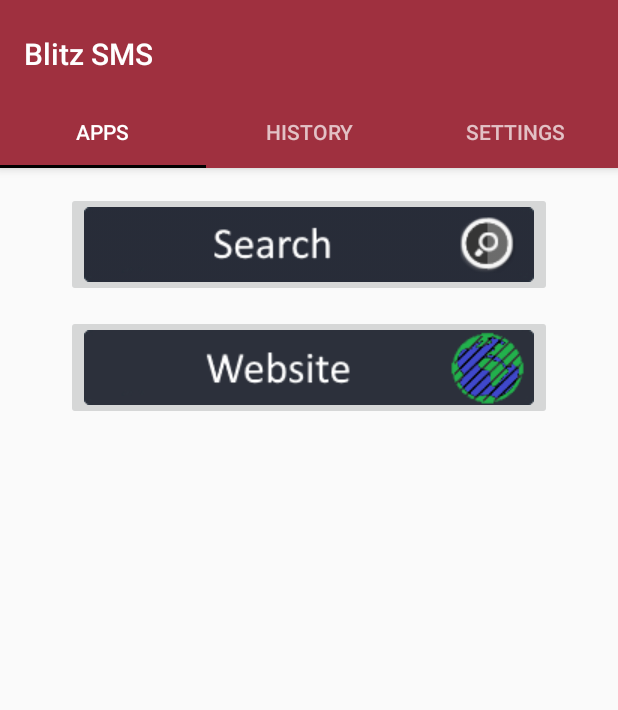
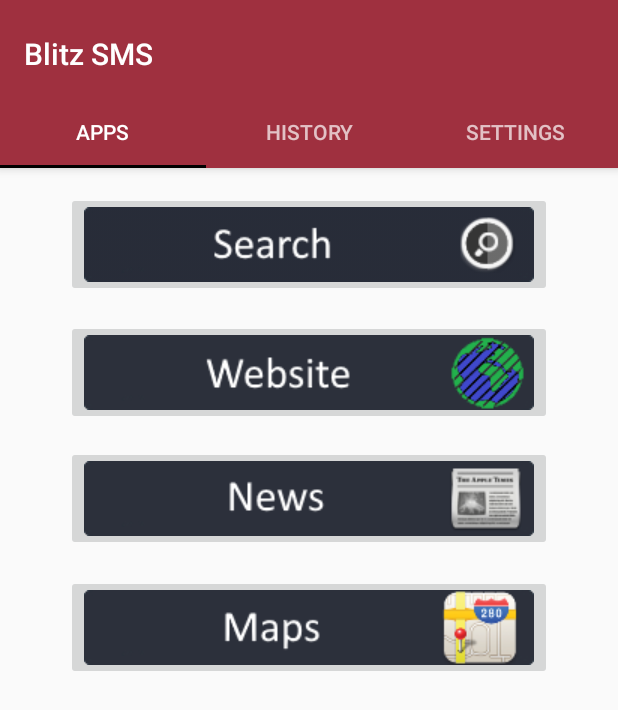
Before and after one commit to Ershany/Red-Crow, an Android app: the screen it shows after launch (MainActivity), on a phone screen of 412 x 824 dp. Shown: the top 710 px of the screen. Run offline under Robolectric (Android 15) with nearby library versions, the phone set to English and light mode, and no system bars.

Commit message:
Added more applications and resources. Updated devlogs

```diff
--- a/app/BlitzSMS/app/src/main/res/layout/tab1applications.xml
+++ b/app/BlitzSMS/app/src/main/res/layout/tab1applications.xml
@@ -25,10 +25,30 @@
         android:id="@+id/websiteAppButton"
         android:layout_width="wrap_content"
         android:layout_height="wrap_content"
+        android:layout_marginTop="15dp"
+        app:srcCompat="@drawable/website_app_image"
+        android:layout_below="@+id/searchAppButton"
         android:layout_alignLeft="@+id/searchAppButton"
-        android:layout_alignStart="@+id/searchAppButton"
-        android:layout_below="@+id/searchAppButton"
-        android:layout_marginTop="12dp"
-        app:srcCompat="@drawable/website_app_image" />
+        android:layout_alignStart="@+id/searchAppButton" />
+
+    <ImageButton
+        android:id="@+id/imageButton"
+        android:layout_width="wrap_content"
+        android:layout_height="wrap_content"
+        android:layout_marginTop="14dp"
+        app:srcCompat="@drawable/news_app_image"
+        android:layout_below="@+id/websiteAppButton"
+        android:layout_alignLeft="@+id/websiteAppButton"
+        android:layout_alignStart="@+id/websiteAppButton" />
+
+    <ImageButton
+        android:id="@+id/imageButton2"
+        android:layout_width="wrap_content"
+        android:layout_height="wrap_content"
+        android:layout_marginTop="16dp"
+        app:srcCompat="@drawable/maps_app_image"
+        android:layout_below="@+id/imageButton"
+        android:layout_alignLeft="@+id/imageButton"
+        android:layout_alignStart="@+id/imageButton" />
 
 </RelativeLayout>
```
Also changed, not shown: app/BlitzSMS/app/src/main/res/drawable/maps_app_image.png (added), app/BlitzSMS/app/src/main/res/drawable/news_app_image.png (added), 1 other file.
